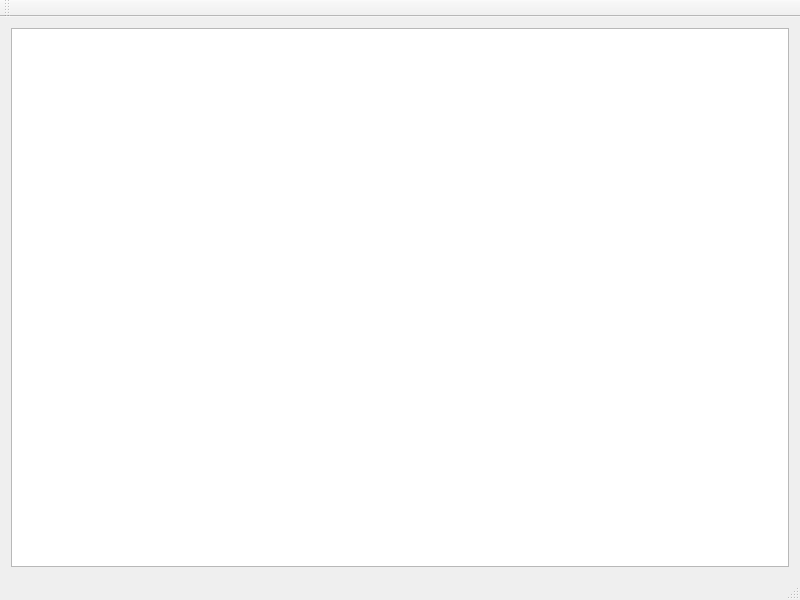
This is mainwindow.ui in sonichy/HTYFontManager as Qt 5 draws it before an edit. The edited form follows.
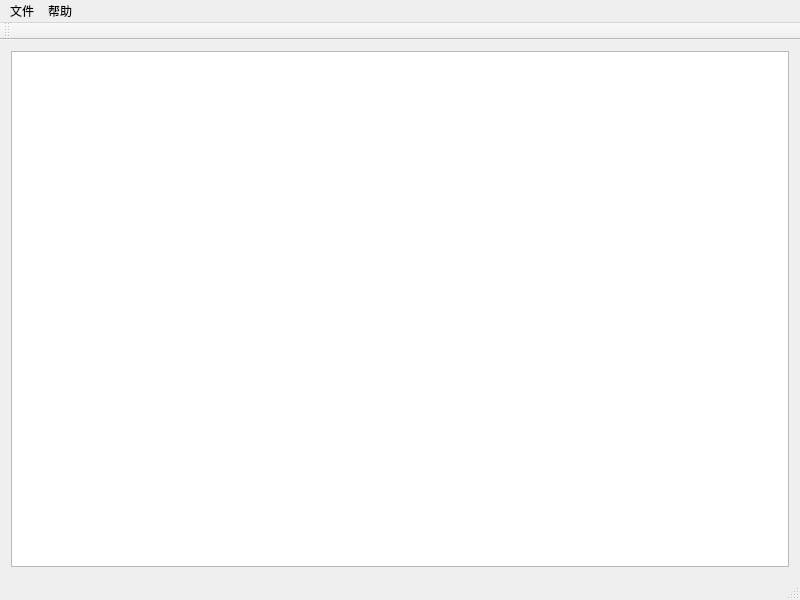
This is the edited form. Icons and pictures are not drawn.

Diff of the .ui file:
```diff
--- a/mainwindow.ui
+++ b/mainwindow.ui
@@ -46,6 +46,22 @@
      <height>24</height>
     </rect>
    </property>
+   <widget class="QMenu" name="menu">
+    <property name="title">
+     <string>文件</string>
+    </property>
+    <addaction name="action_open"/>
+    <addaction name="action_set"/>
+    <addaction name="action_quit"/>
+   </widget>
+   <widget class="QMenu" name="menu_2">
+    <property name="title">
+     <string>帮助</string>
+    </property>
+    <addaction name="action_about"/>
+   </widget>
+   <addaction name="menu"/>
+   <addaction name="menu_2"/>
   </widget>
   <widget class="QToolBar" name="mainToolBar">
    <attribute name="toolBarArea">
```
Left out of the diff: 32 changed lines with no effect on the pictures.
